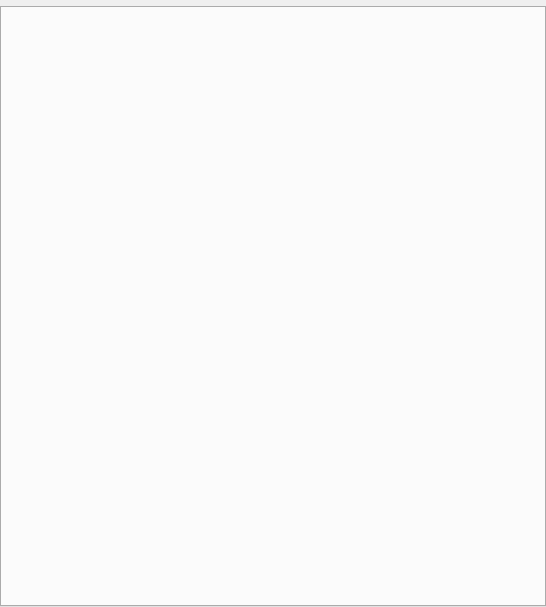
Old version of the form forseti/ui/main_window_shell.ui in the repository UIUCLibrary/Speedwagon.
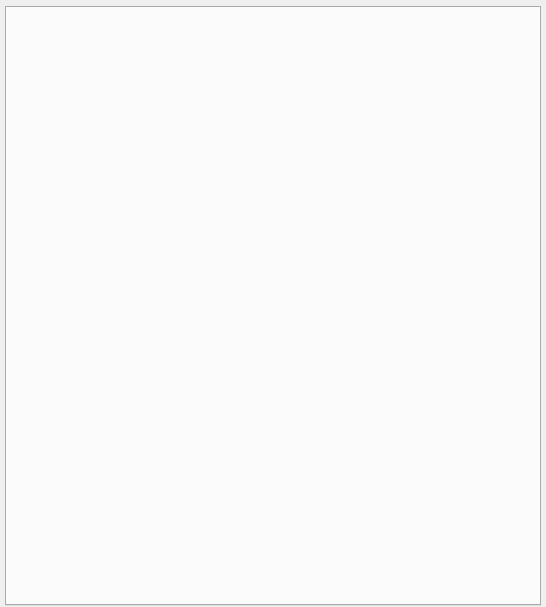
New version of the form.

Commit message: added margins back to the main layout

Diff of the .ui file:
```diff
--- a/forseti/ui/main_window_shell.ui
+++ b/forseti/ui/main_window_shell.ui
@@ -22,16 +22,16 @@
   <widget class="QWidget" name="centralwidget">
    <layout class="QVBoxLayout" name="mainLayout">
     <property name="leftMargin">
-     <number>0</number>
+     <number>5</number>
     </property>
     <property name="topMargin">
      <number>0</number>
     </property>
     <property name="rightMargin">
-     <number>0</number>
+     <number>5</number>
     </property>
     <property name="bottomMargin">
-     <number>0</number>
+     <number>1</number>
     </property>
    <item>
     <widget class="QFrame" name="frame">
```
